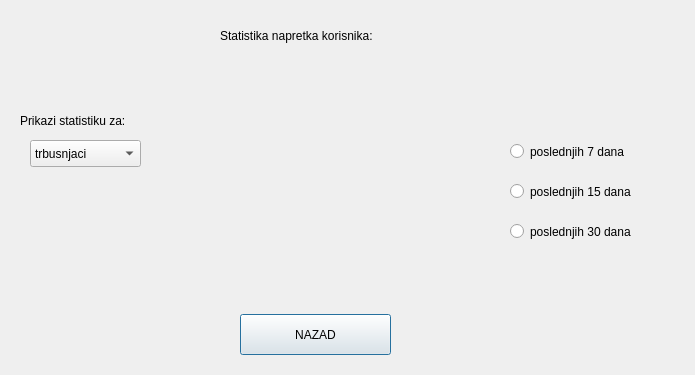
This is code/statistika.ui in MATF-RS19/RS006-daily-trainer as Qt 5 draws it before an edit. The edited form follows.
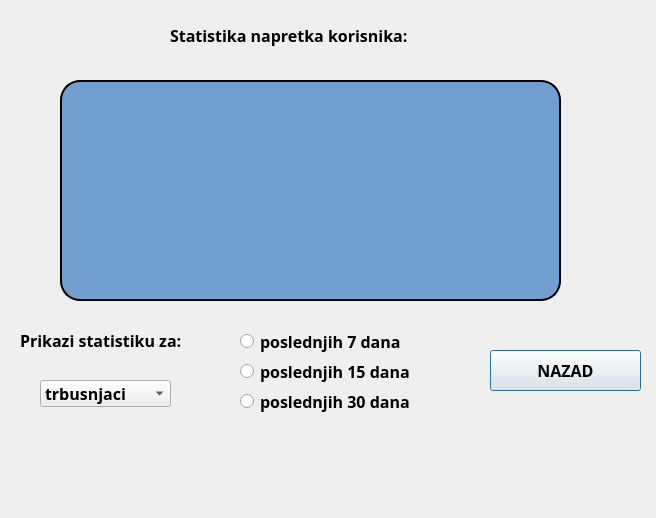
This is the edited form. Custom widgets are drawn as their Qt base class.

Commit message: uredjena statistika

What changed in the file:
```diff
--- a/code/statistika.ui
+++ b/code/statistika.ui
@@ -6,29 +6,50 @@
    <rect>
     <x>0</x>
     <y>0</y>
-    <width>695</width>
-    <height>375</height>
+    <width>656</width>
+    <height>518</height>
    </rect>
   </property>
+  <property name="font">
+   <font>
+    <family>Purisa</family>
+    <pointsize>12</pointsize>
+    <weight>75</weight>
+    <bold>true</bold>
+   </font>
+  </property>
   <property name="windowTitle">
    <string>Dialog</string>
   </property>
+  <property name="styleSheet">
+   <string notr="true"/>
+  </property>
   <widget class="QCustomPlot" name="CustomPlot" native="true">
    <property name="geometry">
     <rect>
-     <x>160</x>
+     <x>60</x>
      <y>80</y>
-     <width>321</width>
+     <width>501</width>
      <height>221</height>
     </rect>
    </property>
+   <property name="autoFillBackground">
+    <bool>false</bool>
+   </property>
+   <property name="styleSheet">
+    <string notr="true">background-color : rgb(114, 159, 207);
+border-style: solid;
+border-color: black;
+border-width: 2px;
+border-radius: 20px;</string>
+   </property>
   </widget>
   <widget class="QRadioButton" name="radioButton_4">
    <property name="geometry">
     <rect>
-     <x>510</x>
-     <y>140</y>
-     <width>151</width>
+     <x>240</x>
+     <y>330</y>
+     <width>221</width>
      <height>23</height>
     </rect>
    </property>
@@ -39,9 +60,9 @@
   <widget class="QRadioButton" name="radioButton_5">
    <property name="geometry">
     <rect>
-     <x>510</x>
-     <y>180</y>
-     <width>161</width>
+     <x>240</x>
+     <y>360</y>
+     <width>211</width>
      <height>23</height>
     </rect>
    </property>
@@ -52,9 +73,9 @@
   <widget class="QRadioButton" name="radioButton_6">
    <property name="geometry">
     <rect>
-     <x>510</x>
-     <y>220</y>
-     <width>161</width>
+     <x>240</x>
+     <y>390</y>
+     <width>211</width>
      <height>23</height>
     </rect>
    </property>
@@ -66,8 +87,8 @@
    <property name="geometry">
     <rect>
      <x>20</x>
-     <y>100</y>
-     <width>171</width>
+     <y>320</y>
+     <width>201</width>
      <height>41</height>
     </rect>
    </property>
@@ -78,7 +99,7 @@
   <widget class="QLabel" name="label_2">
    <property name="geometry">
     <rect>
-     <x>220</x>
+     <x>170</x>
      <y>10</y>
      <width>371</width>
      <height>51</height>
@@ -91,8 +112,8 @@
   <widget class="QPushButton" name="pushButton">
    <property name="geometry">
     <rect>
-     <x>240</x>
-     <y>314</y>
+     <x>490</x>
+     <y>350</y>
      <width>151</width>
      <height>41</height>
     </rect>
@@ -104,9 +125,9 @@
   <widget class="QComboBox" name="comboBox">
    <property name="geometry">
     <rect>
-     <x>30</x>
-     <y>140</y>
-     <width>111</width>
+     <x>40</x>
+     <y>380</y>
+     <width>131</width>
      <height>27</height>
     </rect>
    </property>
```
The commit also changes 22 other files.
